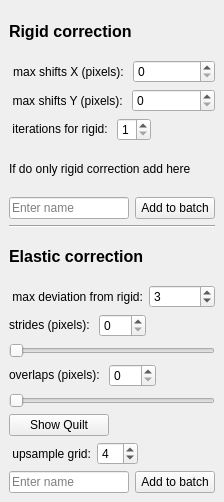
Above: viewer_modules/modules/ui_files/caiman_motion_correction.ui from kushalkolar/MESmerize before the change. Below: the same form after it.
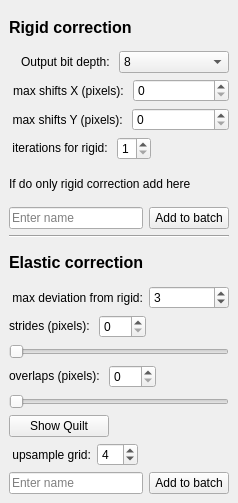
That is the form after the change.

The edit to the form file:
```diff
--- a/viewer_modules/modules/ui_files/caiman_motion_correction.ui
+++ b/viewer_modules/modules/ui_files/caiman_motion_correction.ui
@@ -6,8 +6,8 @@
    <rect>
     <x>0</x>
     <y>0</y>
-    <width>224</width>
-    <height>502</height>
+    <width>238</width>
+    <height>503</height>
    </rect>
   </property>
   <property name="floating">
@@ -18,210 +18,90 @@
   </property>
   <widget class="QWidget" name="dockWidgetContents">
    <layout class="QGridLayout" name="gridLayout">
-    <item row="4" column="0">
-     <widget class="QLabel" name="label_20">
+    <item row="0" column="0">
+     <widget class="QLabel" name="label_16">
+      <property name="font">
+       <font>
+        <pointsize>12</pointsize>
+        <weight>75</weight>
+        <bold>true</bold>
+       </font>
+      </property>
+      <property name="toolTip">
+       <string>Compute some summary images (correlation and peak to noise ratio)</string>
+      </property>
       <property name="text">
-       <string>If do only rigid correction add here</string>
+       <string>Rigid correction</string>
       </property>
      </widget>
     </item>
-    <item row="5" column="0">
-     <layout class="QHBoxLayout" name="horizontalLayout_15">
+    <item row="1" column="0">
+     <layout class="QHBoxLayout" name="horizontalLayout_21">
       <item>
-       <widget class="QLineEdit" name="lineEditNameRigid">
-        <property name="placeholderText">
-         <string>Enter name</string>
+       <widget class="QLabel" name="label_11">
+        <property name="layoutDirection">
+         <enum>Qt::LeftToRight</enum>
         </property>
-       </widget>
-      </item>
-      <item>
-       <widget class="QPushButton" name="btnAddToBatchRigid">
         <property name="text">
-         <string>Add to batch</string>
-        </property>
-       </widget>
-      </item>
-     </layout>
-    </item>
-    <item row="9" column="0">
-     <layout class="QVBoxLayout" name="verticalLayout_5">
-      <item>
-       <layout class="QHBoxLayout" name="horizontalLayout_17">
-        <item>
-         <widget class="QLabel" name="label_18">
-          <property name="sizePolicy">
-           <sizepolicy hsizetype="Preferred" vsizetype="Fixed">
-            <horstretch>0</horstretch>
-            <verstretch>0</verstretch>
-           </sizepolicy>
-          </property>
-          <property name="text">
-           <string>strides (pixels): </string>
-          </property>
-          <property name="alignment">
-           <set>Qt::AlignBottom|Qt::AlignLeading|Qt::AlignLeft</set>
-          </property>
-         </widget>
-        </item>
-        <item>
-         <widget class="QSpinBox" name="spinboxStrides">
-          <property name="maximum">
-           <number>500</number>
-          </property>
-          <property name="value">
-           <number>0</number>
-          </property>
-         </widget>
-        </item>
-        <item>
-         <spacer name="horizontalSpacer_6">
-          <property name="orientation">
-           <enum>Qt::Horizontal</enum>
-          </property>
-          <property name="sizeHint" stdset="0">
-           <size>
-            <width>40</width>
-            <height>20</height>
-           </size>
-          </property>
-         </spacer>
-        </item>
-       </layout>
-      </item>
-      <item>
-       <widget class="QSlider" name="sliderStrides">
-        <property name="minimum">
-         <number>1</number>
-        </property>
-        <property name="maximum">
-         <number>500</number>
-        </property>
-        <property name="orientation">
-         <enum>Qt::Horizontal</enum>
-        </property>
-       </widget>
-      </item>
-     </layout>
-    </item>
-    <item row="12" column="0">
-     <layout class="QHBoxLayout" name="horizontalLayout_19">
-      <item>
-       <widget class="QLabel" name="label_10">
-        <property name="text">
-         <string> upsample grid:</string>
+         <string>Output bit depth: </string>
         </property>
         <property name="alignment">
-         <set>Qt::AlignCenter</set>
+         <set>Qt::AlignRight|Qt::AlignTrailing|Qt::AlignVCenter</set>
         </property>
        </widget>
       </item>
       <item>
-       <widget class="QSpinBox" name="spinboxUpsample">
-        <property name="minimum">
-         <number>1</number>
-        </property>
-        <property name="maximum">
-         <number>10</number>
-        </property>
-        <property name="value">
-         <number>4</number>
-        </property>
-       </widget>
-      </item>
-      <item>
-       <spacer name="horizontalSpacer_8">
-        <property name="orientation">
-         <enum>Qt::Horizontal</enum>
-        </property>
-        <property name="sizeHint" stdset="0">
-         <size>
-          <width>40</width>
-          <height>20</height>
-         </size>
-        </property>
-       </spacer>
-      </item>
-     </layout>
-    </item>
-    <item row="13" column="0">
-     <layout class="QHBoxLayout" name="horizontalLayout_20">
-      <item>
-       <widget class="QLineEdit" name="lineEditNameElastic">
-        <property name="placeholderText">
-         <string>Enter name</string>
-        </property>
-       </widget>
-      </item>
-      <item>
-       <widget class="QPushButton" name="btnAddToBatchElastic">
-        <property name="text">
-         <string>Add to batch</string>
-        </property>
-       </widget>
-      </item>
-     </layout>
-    </item>
-    <item row="10" column="0">
-     <layout class="QVBoxLayout" name="verticalLayout_6">
-      <item>
-       <layout class="QHBoxLayout" name="horizontalLayout_18">
+       <widget class="QComboBox" name="comboBox">
         <item>
-         <widget class="QLabel" name="label_19">
-          <property name="sizePolicy">
-           <sizepolicy hsizetype="Preferred" vsizetype="Fixed">
-            <horstretch>0</horstretch>
-            <verstretch>0</verstretch>
-           </sizepolicy>
-          </property>
-          <property name="text">
-           <string>overlaps (pixels): </string>
-          </property>
-          <property name="alignment">
-           <set>Qt::AlignBottom|Qt::AlignLeading|Qt::AlignLeft</set>
-          </property>
-         </widget>
+         <property name="text">
+          <string>8</string>
+         </property>
         </item>
         <item>
-         <widget class="QSpinBox" name="spinboxOverlaps">
-          <property name="maximum">
-           <number>500</number>
-          </property>
-          <property name="value">
-           <number>0</number>
-          </property>
-         </widget>
+         <property name="text">
+          <string>16</string>
+         </property>
         </item>
         <item>
-         <spacer name="horizontalSpacer_5">
-          <property name="orientation">
-           <enum>Qt::Horizontal</enum>
-          </property>
-          <property name="sizeHint" stdset="0">
-           <size>
-            <width>40</width>
-            <height>20</height>
-           </size>
-          </property>
-         </spacer>
+         <property name="text">
+          <string>Do not convert</string>
+         </property>
         </item>
-       </layout>
-      </item>
-      <item>
-       <widget class="QSlider" name="sliderOverlaps">
-        <property name="minimum">
-         <number>1</number>
-        </property>
-        <property name="maximum">
-         <number>500</number>
-        </property>
-        <property name="orientation">
-         <enum>Qt::Horizontal</enum>
-        </property>
        </widget>
       </item>
      </layout>
     </item>
     <item row="2" column="0">
+     <layout class="QHBoxLayout" name="horizontalLayout_12">
+      <item>
+       <widget class="QLabel" name="label_9">
+        <property name="layoutDirection">
+         <enum>Qt::LeftToRight</enum>
+        </property>
+        <property name="text">
+         <string> max shifts X (pixels): </string>
+        </property>
+        <property name="alignment">
+         <set>Qt::AlignRight|Qt::AlignTrailing|Qt::AlignVCenter</set>
+        </property>
+       </widget>
+      </item>
+      <item>
+       <widget class="QSpinBox" name="spinboxX">
+        <property name="sizePolicy">
+         <sizepolicy hsizetype="MinimumExpanding" vsizetype="Fixed">
+          <horstretch>0</horstretch>
+          <verstretch>0</verstretch>
+         </sizepolicy>
+        </property>
+        <property name="maximum">
+         <number>999</number>
+        </property>
+       </widget>
+      </item>
+     </layout>
+    </item>
+    <item row="3" column="0">
      <layout class="QHBoxLayout" name="horizontalLayout_13">
       <item>
        <widget class="QLabel" name="label_13">
@@ -248,7 +128,7 @@
       </item>
      </layout>
     </item>
-    <item row="3" column="0">
+    <item row="4" column="0">
      <layout class="QHBoxLayout" name="horizontalLayout_14">
       <item>
        <widget class="QLabel" name="label_6">
@@ -297,7 +177,32 @@
       </item>
      </layout>
     </item>
+    <item row="5" column="0">
+     <widget class="QLabel" name="label_20">
+      <property name="text">
+       <string>If do only rigid correction add here</string>
+      </property>
+     </widget>
+    </item>
     <item row="6" column="0">
+     <layout class="QHBoxLayout" name="horizontalLayout_15">
+      <item>
+       <widget class="QLineEdit" name="lineEditNameRigid">
+        <property name="placeholderText">
+         <string>Enter name</string>
+        </property>
+       </widget>
+      </item>
+      <item>
+       <widget class="QPushButton" name="btnAddToBatchRigid">
+        <property name="text">
+         <string>Add to batch</string>
+        </property>
+       </widget>
+      </item>
+     </layout>
+    </item>
+    <item row="7" column="0">
      <widget class="Line" name="line">
       <property name="orientation">
        <enum>Qt::Horizontal</enum>
@@ -305,6 +210,23 @@
      </widget>
     </item>
     <item row="8" column="0">
+     <widget class="QLabel" name="label_17">
+      <property name="font">
+       <font>
+        <pointsize>12</pointsize>
+        <weight>75</weight>
+        <bold>true</bold>
+       </font>
+      </property>
+      <property name="toolTip">
+       <string>Compute some summary images (correlation and peak to noise ratio)</string>
+      </property>
+      <property name="text">
+       <string>Elastic correction</string>
+      </property>
+     </widget>
+    </item>
+    <item row="9" column="0">
      <layout class="QHBoxLayout" name="horizontalLayout_16">
       <item>
        <widget class="QLabel" name="label_15">
@@ -328,41 +250,127 @@
       </item>
      </layout>
     </item>
-    <item row="7" column="0">
-     <widget class="QLabel" name="label_17">
-      <property name="font">
-       <font>
-        <pointsize>12</pointsize>
-        <weight>75</weight>
-        <bold>true</bold>
-       </font>
-      </property>
-      <property name="toolTip">
-       <string>Compute some summary images (correlation and peak to noise ratio)</string>
-      </property>
-      <property name="text">
-       <string>Elastic correction</string>
-      </property>
-     </widget>
-    </item>
-    <item row="0" column="0">
-     <widget class="QLabel" name="label_16">
-      <property name="font">
-       <font>
-        <pointsize>12</pointsize>
-        <weight>75</weight>
-        <bold>true</bold>
-       </font>
-      </property>
-      <property name="toolTip">
-       <string>Compute some summary images (correlation and peak to noise ratio)</string>
-      </property>
-      <property name="text">
-       <string>Rigid correction</string>
-      </property>
-     </widget>
+    <item row="10" column="0">
+     <layout class="QVBoxLayout" name="verticalLayout_5">
+      <item>
+       <layout class="QHBoxLayout" name="horizontalLayout_17">
+        <item>
+         <widget class="QLabel" name="label_18">
+          <property name="sizePolicy">
+           <sizepolicy hsizetype="Preferred" vsizetype="Fixed">
+            <horstretch>0</horstretch>
+            <verstretch>0</verstretch>
+           </sizepolicy>
+          </property>
+          <property name="text">
+           <string>strides (pixels): </string>
+          </property>
+          <property name="alignment">
+           <set>Qt::AlignBottom|Qt::AlignLeading|Qt::AlignLeft</set>
+          </property>
+         </widget>
+        </item>
+        <item>
+         <widget class="QSpinBox" name="spinboxStrides">
+          <property name="maximum">
+           <number>500</number>
+          </property>
+          <property name="value">
+           <number>0</number>
+          </property>
+         </widget>
+        </item>
+        <item>
+         <spacer name="horizontalSpacer_6">
+          <property name="orientation">
+           <enum>Qt::Horizontal</enum>
+          </property>
+          <property name="sizeHint" stdset="0">
+           <size>
+            <width>40</width>
+            <height>20</height>
+           </size>
+          </property>
+         </spacer>
+        </item>
+       </layout>
+      </item>
+      <item>
+       <widget class="QSlider" name="sliderStrides">
+        <property name="minimum">
+         <number>1</number>
+        </property>
+        <property name="maximum">
+         <number>500</number>
+        </property>
+        <property name="orientation">
+         <enum>Qt::Horizontal</enum>
+        </property>
+       </widget>
+      </item>
+     </layout>
     </item>
     <item row="11" column="0">
+     <layout class="QVBoxLayout" name="verticalLayout_6">
+      <item>
+       <layout class="QHBoxLayout" name="horizontalLayout_18">
+        <item>
+         <widget class="QLabel" name="label_19">
+          <property name="sizePolicy">
+           <sizepolicy hsizetype="Preferred" vsizetype="Fixed">
+            <horstretch>0</horstretch>
+            <verstretch>0</verstretch>
+           </sizepolicy>
+          </property>
+          <property name="text">
+           <string>overlaps (pixels): </string>
+          </property>
+          <property name="alignment">
+           <set>Qt::AlignBottom|Qt::AlignLeading|Qt::AlignLeft</set>
+          </property>
+         </widget>
+        </item>
+        <item>
+         <widget class="QSpinBox" name="spinboxOverlaps">
+          <property name="maximum">
+           <number>500</number>
+          </property>
+          <property name="value">
+           <number>0</number>
+          </property>
+         </widget>
+        </item>
+        <item>
+         <spacer name="horizontalSpacer_5">
+          <property name="orientation">
+           <enum>Qt::Horizontal</enum>
+          </property>
+          <property name="sizeHint" stdset="0">
+           <size>
+            <width>40</width>
+            <height>20</height>
+           </size>
+          </property>
+         </spacer>
+        </item>
+       </layout>
+      </item>
+      <item>
+       <widget class="QSlider" name="sliderOverlaps">
+        <property name="minimum">
+         <number>1</number>
+        </property>
+        <property name="maximum">
+         <number>500</number>
+        </property>
+        <property name="orientation">
+         <enum>Qt::Horizontal</enum>
+        </property>
+       </widget>
+      </item>
+     </layout>
+    </item>
+    <item row="12" column="0">
      <widget class="QPushButton" name="btnShowQuilt">
       <property name="maximumSize">
        <size>
@@ -378,31 +386,59 @@
       </property>
      </widget>
     </item>
-    <item row="1" column="0">
-     <layout class="QHBoxLayout" name="horizontalLayout_12">
+    <item row="13" column="0">
+     <layout class="QHBoxLayout" name="horizontalLayout_19">
       <item>
-       <widget class="QLabel" name="label_9">
-        <property name="layoutDirection">
-         <enum>Qt::LeftToRight</enum>
-        </property>
+       <widget class="QLabel" name="label_10">
         <property name="text">
-         <string> max shifts X (pixels): </string>
+         <string> upsample grid:</string>
         </property>
         <property name="alignment">
-         <set>Qt::AlignRight|Qt::AlignTrailing|Qt::AlignVCenter</set>
+         <set>Qt::AlignCenter</set>
         </property>
        </widget>
       </item>
       <item>
-       <widget class="QSpinBox" name="spinboxX">
-        <property name="sizePolicy">
-         <sizepolicy hsizetype="MinimumExpanding" vsizetype="Fixed">
-          <horstretch>0</horstretch>
-          <verstretch>0</verstretch>
-         </sizepolicy>
+       <widget class="QSpinBox" name="spinboxUpsample">
+        <property name="minimum">
+         <number>1</number>
         </property>
         <property name="maximum">
-         <number>999</number>
+         <number>10</number>
+        </property>
+        <property name="value">
+         <number>4</number>
+        </property>
+       </widget>
+      </item>
+      <item>
+       <spacer name="horizontalSpacer_8">
+        <property name="orientation">
+         <enum>Qt::Horizontal</enum>
+        </property>
+        <property name="sizeHint" stdset="0">
+         <size>
+          <width>40</width>
+          <height>20</height>
+         </size>
+        </property>
+       </spacer>
+      </item>
+     </layout>
+    </item>
+    <item row="14" column="0">
+     <layout class="QHBoxLayout" name="horizontalLayout_20">
+      <item>
+       <widget class="QLineEdit" name="lineEditNameElastic">
+        <property name="placeholderText">
+         <string>Enter name</string>
+        </property>
+       </widget>
+      </item>
+      <item>
+       <widget class="QPushButton" name="btnAddToBatchElastic">
+        <property name="text">
+         <string>Add to batch</string>
         </property>
        </widget>
       </item>
```
